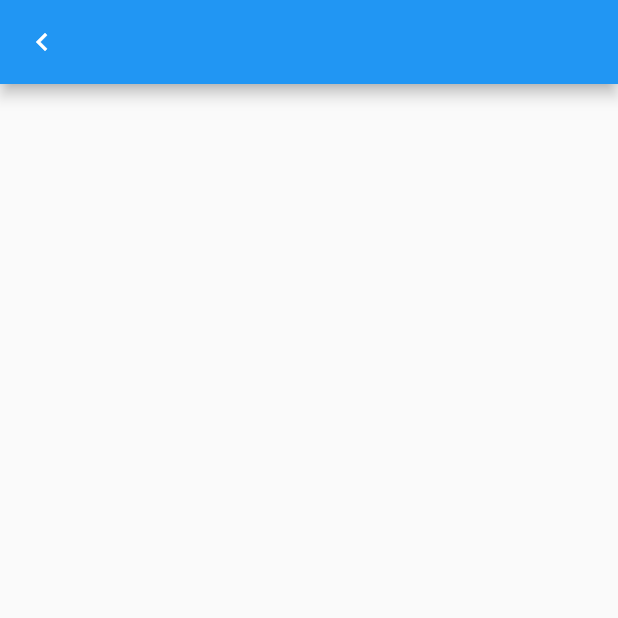
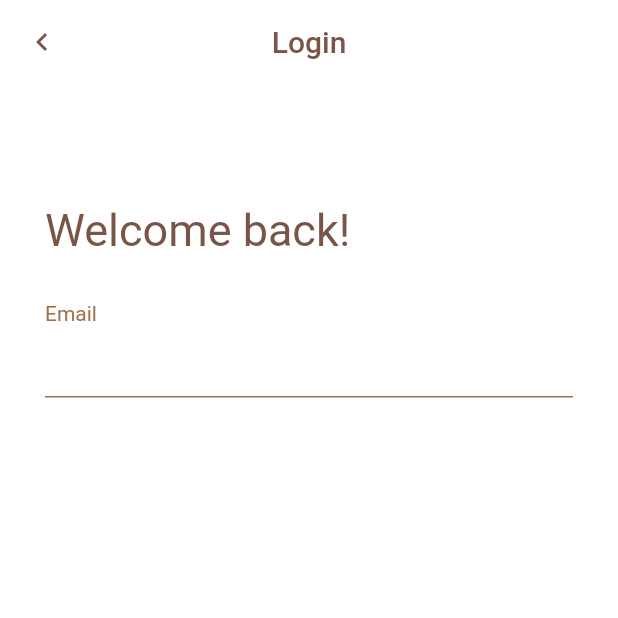
Before and after one commit to Mohammed-Benotmane/Jet-Coffee-Shop, a Flutter app: the screen it shows after launch, on a phone screen of 412 x 824 dp, the top half of it. Run offline on Flutter 3.47's test engine with Material 2 defaults, Android fonts, the phone set to English and light mode, and no system bars; our stand-ins replace flutter_spinkit, font_awesome_flutter.

Commit message:
- adding appbar login - adding TextField

```diff
--- a/lib/screens/login-form.dart
+++ b/lib/screens/login-form.dart
@@ -1,3 +1,4 @@
+import 'package:coffeshopapp/const.dart';
 import 'package:flutter/cupertino.dart';
 import 'package:flutter/material.dart';
 
@@ -10,8 +11,41 @@ class _LoginFormState extends State<LoginForm> {
   @override
   Widget build(BuildContext context) {
     return Scaffold(
+      backgroundColor: Colors.white,
       appBar: AppBar(
-        leading: Icon(Icons.keyboard_arrow_left),
+        elevation: 0,
+        leading: Icon(Icons.keyboard_arrow_left,color: Colors.brown,),
+        backgroundColor: Colors.white,
+        title: Text("Login",style: TextStyle(color: Colors.brown),),
+        centerTitle: true,
+      ),
+      body: Padding(
+        padding: const EdgeInsets.fromLTRB(30,80,30,30),
+        child: Column(
+          crossAxisAlignment: CrossAxisAlignment.start,
+          children: <Widget>[
+            Text(
+              "Welcome back!",
+              style: TextStyle(fontSize: 30, fontWeight: FontWeight.w400, color: Colors.brown),
+            ),
+            SizedBox(height: 30),
+            Text("Email",style: TextStyle(color: darkBrown)),
+            TextField(
+              decoration: InputDecoration(
+                enabledBorder: UnderlineInputBorder(
+                  borderSide: BorderSide(color: darkBrown),
+                ),
+                focusedBorder: UnderlineInputBorder(
+                  borderSide: BorderSide(color: darkBrown),
+                ),
+                border: UnderlineInputBorder(
+                  borderSide: BorderSide(color: darkBrown),
+                ),
+              ),
+              cursorColor: darkBrown,
+            ),
+          ],
+        ),
       ),
     );
   }
```
